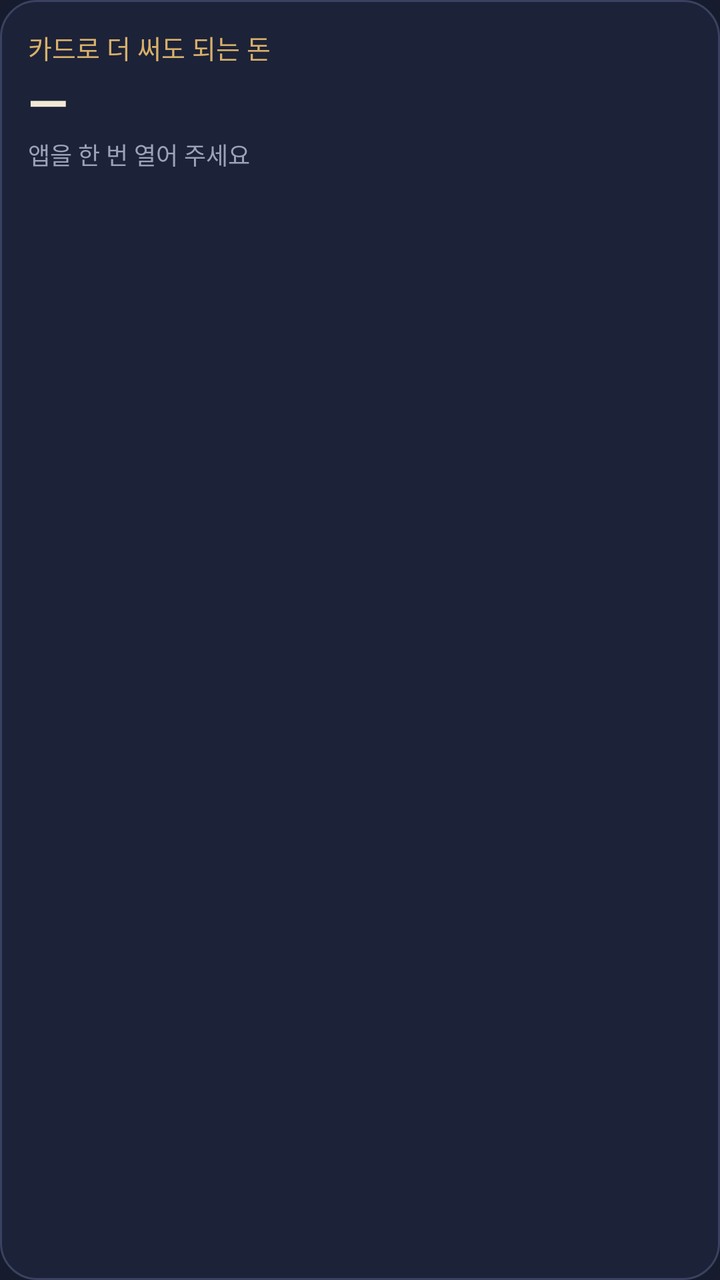
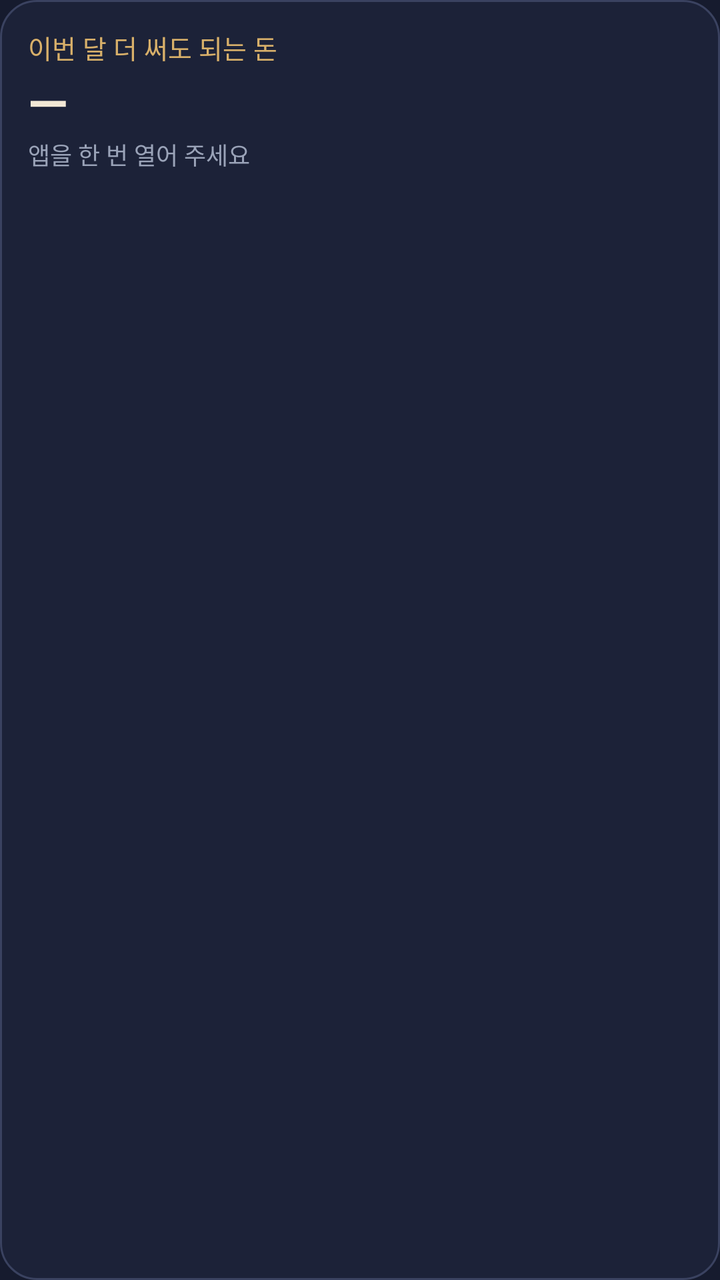

An Android layout rendered at two revisions. The XML below is the earlier revision; the diff shows what the commit changed to produce the second picture.
<!-- AndroidManifest.xml: application theme Theme.Passbook -->
<!-- res/layout/widget_summary.xml -->
<?xml version="1.0" encoding="utf-8"?>
<LinearLayout xmlns:android="http://schemas.android.com/apk/res/android"
    android:id="@+id/widget_root"
    android:layout_width="match_parent"
    android:layout_height="match_parent"
    android:orientation="vertical"
    android:background="@drawable/widget_bg"
    android:padding="14dp">

    <TextView
        android:id="@+id/widget_title"
        android:layout_width="match_parent"
        android:layout_height="wrap_content"
        android:text="카드로 더 써도 되는 돈"
        android:textColor="#D8B06A"
        android:textSize="13sp"
        android:maxLines="1"
        android:ellipsize="end" />

    <TextView
        android:id="@+id/widget_amount"
        android:layout_width="match_parent"
        android:layout_height="wrap_content"
        android:text="—"
        android:textColor="#F2E8D5"
        android:textSize="26sp"
        android:textStyle="bold"
        android:maxLines="1"
        android:autoSizeTextType="uniform"
        android:autoSizeMinTextSize="14sp"
        android:autoSizeMaxTextSize="26sp"
        android:ellipsize="end" />

    <TextView
        android:id="@+id/widget_sub"
        android:layout_width="match_parent"
        android:layout_height="wrap_content"
        android:text="앱을 한 번 열어 주세요"
        android:textColor="#9AA3B8"
        android:textSize="12sp"
        android:maxLines="2"
        android:ellipsize="end" />

</LinearLayout>
<!-- resources referenced by this layout -->
<resources>
  <!-- drawable widget_bg (drawable) -->
  <?xml version="1.0" encoding="utf-8"?>
  <shape xmlns:android="http://schemas.android.com/apk/res/android" android:shape="rectangle">
      <solid android:color="#1C2238" />
      <corners android:radius="18dp" />
      <stroke android:width="1dp" android:color="#3A4260" />
  </shape>
  <style name="Theme.Passbook" parent="android:Theme.Material.NoActionBar">
          <item name="android:windowBackground">#161B2E</item>
          <item name="android:statusBarColor">#161B2E</item>
          <item name="android:navigationBarColor">#161B2E</item>
      </style>
</resources>

<!-- the commit's change to res/layout/widget_summary.xml (unified diff, before → after) -->
@@ -11,7 +11,7 @@
         android:id="@+id/widget_title"
         android:layout_width="match_parent"
         android:layout_height="wrap_content"
-        android:text="카드로 더 써도 되는 돈"
+        android:text="이번 달 더 써도 되는 돈"
         android:textColor="#D8B06A"
         android:textSize="13sp"
         android:maxLines="1"
